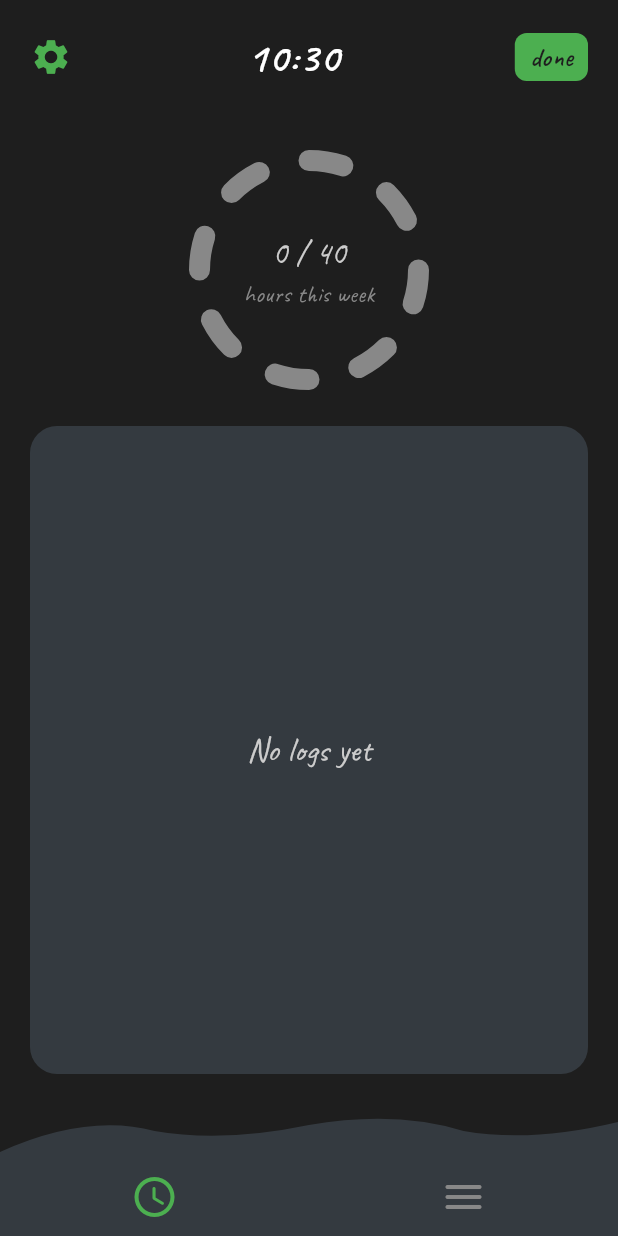
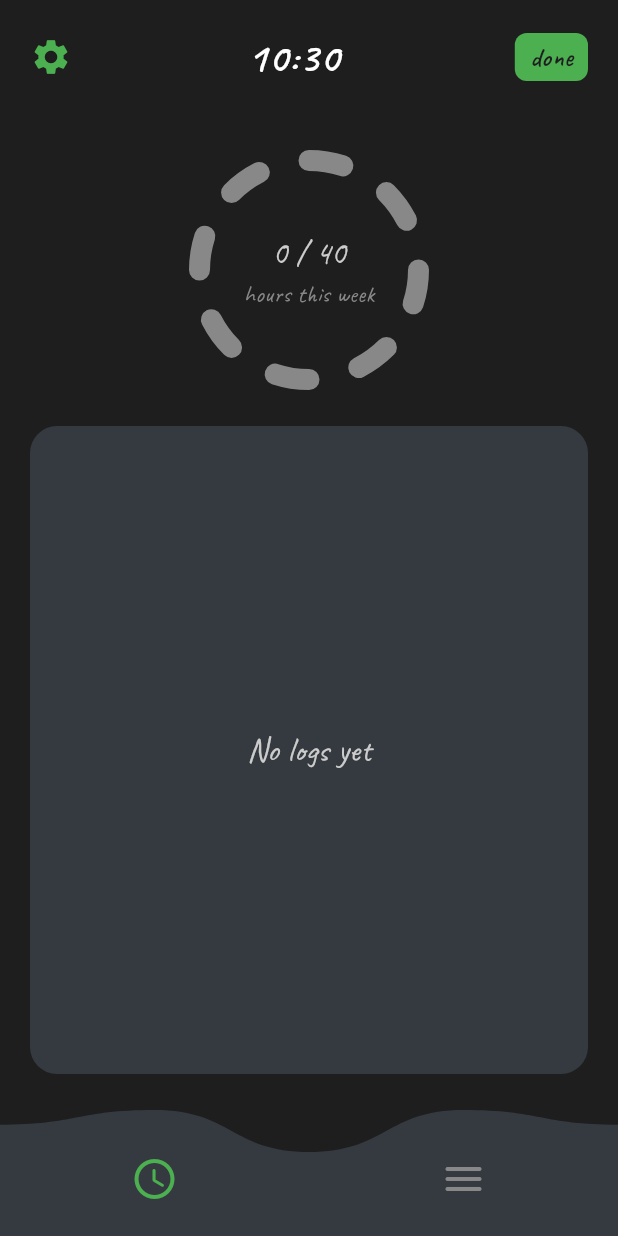
Before and after one commit to Emi7i/ClockOut, a Flutter app: the LogsScreen screen opened directly with empty values, after a tap on "edit", on a phone screen of 412 x 824 dp. Run offline on Flutter 3.47's test engine with Material 3 defaults, Android fonts, the phone set to English and light mode, and no system bars; our stand-ins replace flutter_bloc, flutter_colorpicker, flutter_local_notifications, permission_handler, sqflite; missing offline and left inert: alarm; accounts and stored records are empty; statements that could not run were skipped.

Commit message:
Refine wave pattern

```diff
--- a/lib/common_widgets/app_nav_bar.dart
+++ b/lib/common_widgets/app_nav_bar.dart
@@ -61,7 +61,7 @@ class AppNavBar extends StatelessWidget {
 
           // ── Tab icons ───────────────────────────────────
           Positioned(
-            bottom: 10,
+            bottom: 22,
             left: 0,
             right: 0,
             child: Row(
--- a/lib/common_widgets/wave_painter.dart
+++ b/lib/common_widgets/wave_painter.dart
@@ -4,8 +4,8 @@ import '../core/constants/constants.dart';
 /// ─────────────────────────────────────────────────────────────
 ///  WAVE PAINTER
 ///  Draws the wavy top edge used by [AppNavBar].
-///  Adjust the quadratic Bézier control points below to
-///  change the wave's shape without touching any other file.
+///  Adjust the peak/valley points below to change the wave's
+///  shape without touching any other file.
 /// ─────────────────────────────────────────────────────────────
 class WavePainter extends CustomPainter {
   final Color color;
@@ -20,15 +20,28 @@ class WavePainter extends CustomPainter {
 
     final path = Path();
 
-    // ── Wave starts at the left at [waveHeight] from the top ─
-    path.moveTo(0, AppDimensions.waveHeight);
+    // ── Two symmetric hills, centered above the two nav icons ──
+    // (which sit at 25% / 75% width via the Row's spaceAround layout).
+    // The dip between the two hills goes all the way down to [valleyY],
+    // but the outer edges only ease down to the shallower [edgeY] so the
+    // hills read as continuing off the sides rather than dropping into a
+    // full valley. Every peak/valley below is a true turning point with a
+    // flat tangent, so the curve reads as one continuous wave.
+    const double peakY   = 0;
+    final double valleyY = AppDimensions.waveHeight;
+    final double edgeY   = AppDimensions.waveHeight * 0.35;
 
-    // ── Each Q() = one wave bump ──────────────────────────────
-    // Q(controlX, controlY, endX, endY)
-    path.quadraticBezierTo(size.width * 0.14,  2,  size.width * 0.25, 14);
-    path.quadraticBezierTo(size.width * 0.36, 22,  size.width * 0.50, 10);
-    path.quadraticBezierTo(size.width * 0.64,  0,  size.width * 0.75, 14);
-    path.quadraticBezierTo(size.width * 0.86, 22,  size.width,         8);
+    final double x0 = 0;
+    final double x1 = size.width * 0.25;
+    final double x2 = size.width * 0.50;
+    final double x3 = size.width * 0.75;
+    final double x4 = size.width;
+
+    path.moveTo(x0, edgeY);
+    _waveSegment(path, x0, edgeY,   x1, peakY);   // left edge (shallow) → hill 1 peak
+    _waveSegment(path, x1, peakY,   x2, valleyY); // hill 1 peak → middle valley (full dip)
+    _waveSegment(path, x2, valleyY, x3, peakY);   // middle valley → hill 2 peak
+    _waveSegment(path, x3, peakY,   x4, edgeY);   // hill 2 peak → right edge (shallow)
 
     path.lineTo(size.width, size.height);
     path.lineTo(0, size.height);
@@ -37,6 +50,14 @@ class WavePainter extends CustomPainter {
     canvas.drawPath(path, paint);
   }
 
+  /// Draws one smooth wave segment from (x0, y0) to (x1, y1), flattening
+  /// the tangent at both ends by keeping each control point's y level with
+  /// its nearest endpoint — the standard trick for a sine-like S-curve.
+  void _waveSegment(Path path, double x0, double y0, double x1, double y1) {
+    final midX = (x0 + x1) / 2;
+    path.cubicTo(midX, y0, midX, y1, x1, y1);
+  }
+
   @override
   bool shouldRepaint(WavePainter old) => old.color != color;
 }
```
